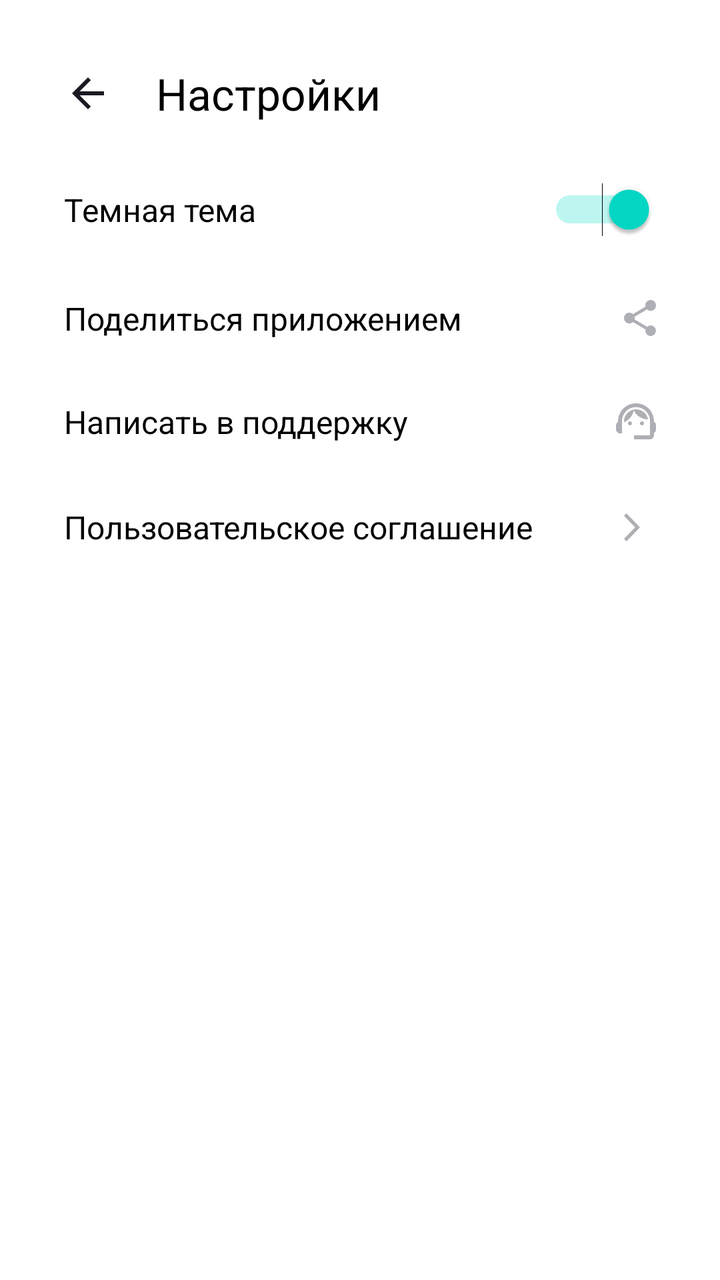
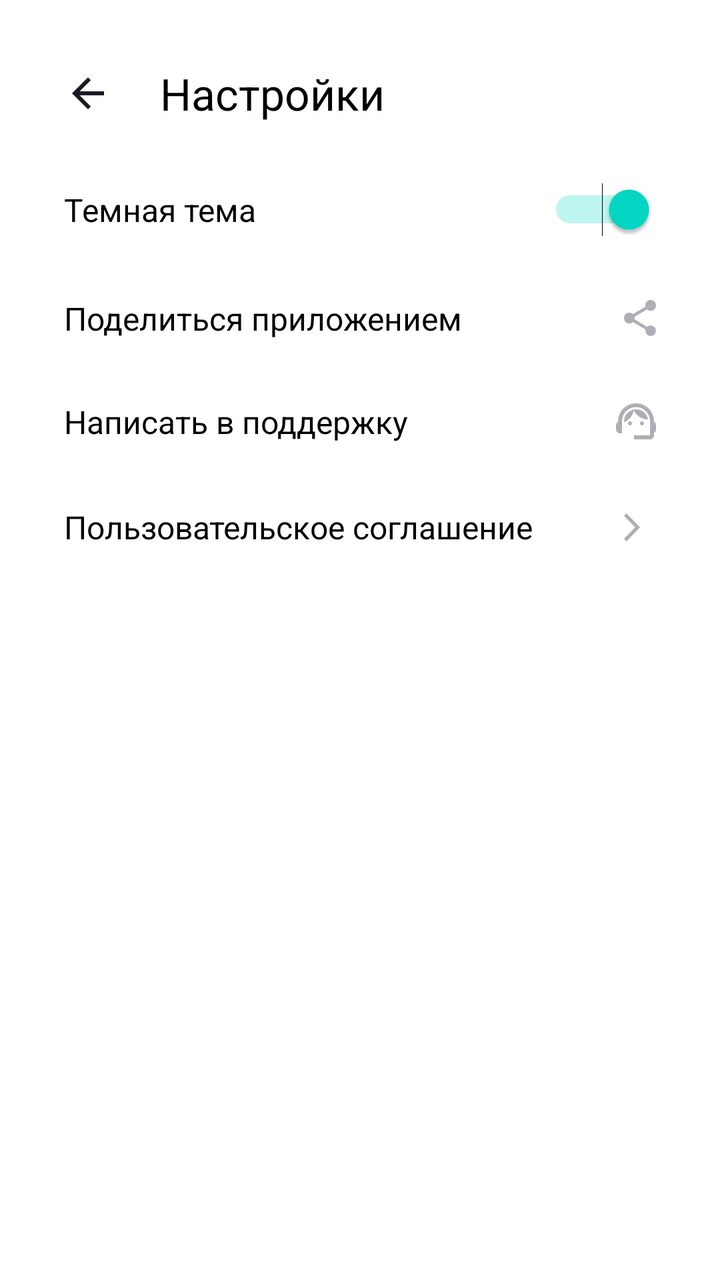

Compare the two renders of this Android layout. The source of the first and the diff that turns it into the second are given below.
<!-- AndroidManifest.xml: application theme Theme.MaterialComponents.DayNight.NoActionBar -->
<!-- res/layout/activity_settings.xml -->
<?xml version="1.0" encoding="utf-8"?>
<LinearLayout xmlns:android="http://schemas.android.com/apk/res/android"
    xmlns:app="http://schemas.android.com/apk/res-auto"
    android:layout_width="match_parent"
    android:layout_height="match_parent"
    android:orientation="vertical"
    android:paddingLeft="32dp"
    android:paddingRight="32dp"
    android:paddingBottom="32dp"
    android:paddingTop="22dp">

    <LinearLayout
        android:layout_width="match_parent"
        android:layout_height="wrap_content"
        android:layout_marginTop="10dp"
        android:layout_marginBottom="20dp"
        android:gravity="center_vertical"
        android:orientation="horizontal">

        <ImageView
            android:id="@+id/settings_back"
            android:layout_width="wrap_content"
            android:layout_height="wrap_content"
            android:layout_marginEnd="22dp"
            android:contentDescription="arrow"
            android:scaleType="centerInside"
            android:src="@drawable/ic_back_arrow_24" />


        <TextView
            android:layout_width="wrap_content"
            android:layout_height="wrap_content"
            android:text="@string/settings"
            android:textColor="@color/black"
            android:textSize="@dimen/text_size_title" />

    </LinearLayout>

    <LinearLayout
        android:layout_width="match_parent"
        android:layout_height="wrap_content"
        android:layout_marginTop="10dp"
        android:layout_marginBottom="20dp"
        android:gravity="center_vertical"
        android:orientation="horizontal">

        <TextView
            android:layout_width="0dp"
            android:layout_height="wrap_content"
            android:layout_weight="1"
            android:text="@string/dark_theme"
            android:textColor="@color/black"
            android:textSize="@dimen/text_size_medium" />

        <Switch
            android:id="@+id/switch_notifications"
            android:layout_width="wrap_content"
            android:layout_height="wrap_content"
            android:checked="true" />

    </LinearLayout>

    <LinearLayout
        android:layout_width="match_parent"
        android:layout_height="wrap_content"
        android:layout_marginTop="10dp"
        android:layout_marginBottom="20dp"
        android:gravity="center_vertical"
        android:orientation="horizontal">

        <TextView
            android:layout_width="0dp"
            android:layout_height="wrap_content"
            android:layout_weight="1"
            android:text="@string/share"
            android:textColor="@color/black"
            android:textSize="@dimen/text_size_medium" />

        <ImageView
            android:layout_width="wrap_content"
            android:layout_height="wrap_content"
            android:layout_marginStart="16dp"
            android:contentDescription="arrow"
            android:scaleType="centerInside"
            android:src="@drawable/share" />

    </LinearLayout>

    <LinearLayout
        android:layout_width="match_parent"
        android:layout_height="wrap_content"
        android:layout_marginTop="10dp"
        android:layout_marginBottom="20dp"
        android:gravity="center_vertical"
        android:orientation="horizontal">

        <TextView
            android:layout_width="0dp"
            android:layout_height="wrap_content"
            android:layout_weight="1"
            android:text="@string/support"
            android:textColor="@color/black"
            android:textSize="@dimen/text_size_medium" />

        <ImageView
            android:layout_width="wrap_content"
            android:layout_height="wrap_content"
            android:layout_marginStart="16dp"
            android:contentDescription="arrow"
            android:scaleType="centerInside"
            android:src="@drawable/support" />

    </LinearLayout>

    <LinearLayout
        android:layout_width="match_parent"
        android:layout_height="wrap_content"
        android:layout_marginTop="10dp"
        android:layout_marginBottom="20dp"
        android:gravity="center_vertical"
        android:orientation="horizontal">

        <TextView
            android:layout_width="0dp"
            android:layout_height="wrap_content"
            android:layout_weight="1"
            android:text="@string/agreement"
            android:textColor="@color/black"
            android:textSize="@dimen/text_size_medium" />

        <ImageView
            android:layout_width="wrap_content"
            android:layout_height="wrap_content"
            android:layout_marginStart="16dp"
            android:contentDescription="arrow"
            android:scaleType="centerInside"
            android:src="@drawable/ic_forward_arrow_24" />

    </LinearLayout>

</LinearLayout>
<!-- resources referenced by this layout -->
<resources>
  <color name="black">#FF000000</color>
  <dimen name="text_size_medium">16sp</dimen>
  <dimen name="text_size_title">22sp</dimen>
  <!-- drawable ic_back_arrow_24 (drawable) -->
  <vector xmlns:android="http://schemas.android.com/apk/res/android"
      android:width="24dp"
      android:height="24dp"
      android:viewportWidth="24"
      android:viewportHeight="24">
    <group>
      <clip-path
          android:pathData="M0,0h24v24h-24z"/>
      <path
          android:pathData="M20,11H7.83L13.42,5.41L12,4L4,12L12,20L13.41,18.59L7.83,13H20V11Z"
          android:fillColor="#1A1B22"/>
    </group>
  </vector>
  <!-- drawable ic_forward_arrow_24 (drawable) -->
  <vector xmlns:android="http://schemas.android.com/apk/res/android"
      android:width="24dp"
      android:height="24dp"
      android:viewportWidth="24"
      android:viewportHeight="24">
    <path
        android:pathData="M8,17.749L9.213,19L16,12L9.213,5L8,6.252L13.573,12L8,17.749Z"
        android:fillColor="#AEAFB4"/>
  </vector>
  <!-- drawable share (drawable) -->
  <vector xmlns:android="http://schemas.android.com/apk/res/android"
      android:width="16dp"
      android:height="18dp"
      android:viewportWidth="16"
      android:viewportHeight="18">
    <path
        android:pathData="M13.333,12.723C12.658,12.723 12.053,12.994 11.591,13.419L5.253,9.669C5.298,9.461 5.333,9.253 5.333,9.036C5.333,8.819 5.298,8.611 5.253,8.404L11.52,4.69C12,5.142 12.631,5.422 13.333,5.422C14.809,5.422 16,4.211 16,2.711C16,1.211 14.809,0 13.333,0C11.858,0 10.667,1.211 10.667,2.711C10.667,2.928 10.702,3.136 10.747,3.343L4.48,7.057C4,6.605 3.369,6.325 2.667,6.325C1.191,6.325 0,7.536 0,9.036C0,10.536 1.191,11.747 2.667,11.747C3.369,11.747 4,11.467 4.48,11.015L10.809,14.774C10.764,14.964 10.738,15.163 10.738,15.361C10.738,16.816 11.902,18 13.333,18C14.764,18 15.929,16.816 15.929,15.361C15.929,13.907 14.764,12.723 13.333,12.723Z"
        android:fillColor="#AEAFB4"/>
  </vector>
  <!-- drawable support (drawable) -->
  <vector xmlns:android="http://schemas.android.com/apk/res/android"
      android:width="20dp"
      android:height="18dp"
      android:viewportWidth="20"
      android:viewportHeight="18">
    <path
        android:pathData="M19,9.22C19,3.73 14.74,0 10,0C5.31,0 1,3.65 1,9.28C0.4,9.62 0,10.26 0,11V13C0,14.1 0.9,15 2,15H3V8.9C3,5.03 6.13,1.9 10,1.9C13.87,1.9 17,5.03 17,8.9V16H9V18H17C18.1,18 19,17.1 19,16V14.78C19.59,14.47 20,13.86 20,13.14V10.84C20,10.14 19.59,9.53 19,9.22Z"
        android:fillColor="#AEAFB4"/>
    <path
        android:pathData="M7,11C7.552,11 8,10.552 8,10C8,9.448 7.552,9 7,9C6.448,9 6,9.448 6,10C6,10.552 6.448,11 7,11Z"
        android:fillColor="#AEAFB4"/>
    <path
        android:pathData="M13,11C13.552,11 14,10.552 14,10C14,9.448 13.552,9 13,9C12.448,9 12,9.448 12,10C12,10.552 12.448,11 13,11Z"
        android:fillColor="#AEAFB4"/>
    <path
        android:pathData="M16,8.03C15.52,5.18 13.04,3 10.05,3C7.02,3 3.76,5.51 4.02,9.45C6.49,8.44 8.35,6.24 8.88,3.56C10.19,6.19 12.88,8 16,8.03Z"
        android:fillColor="#AEAFB4"/>
  </vector>
  <string name="agreement">Пользовательское соглашение</string>
  <string name="dark_theme">Темная тема</string>
  <string name="settings">Настройки</string>
  <string name="share">Поделиться приложением</string>
  <string name="support">Написать в поддержку</string>
</resources>

<!-- the commit's change to res/layout/activity_settings.xml (unified diff, before → after) -->
@@ -21,7 +21,7 @@
             android:id="@+id/settings_back"
             android:layout_width="wrap_content"
             android:layout_height="wrap_content"
-            android:layout_marginEnd="22dp"
+            android:layout_marginEnd="24dp"
             android:contentDescription="arrow"
             android:scaleType="centerInside"
             android:src="@drawable/ic_back_arrow_24" />
